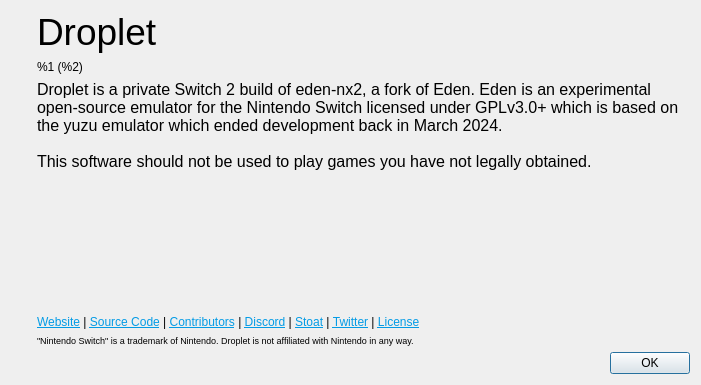
tezzio/droplet-emu, file src/yuzu/aboutdialog.ui: the form before one commit.
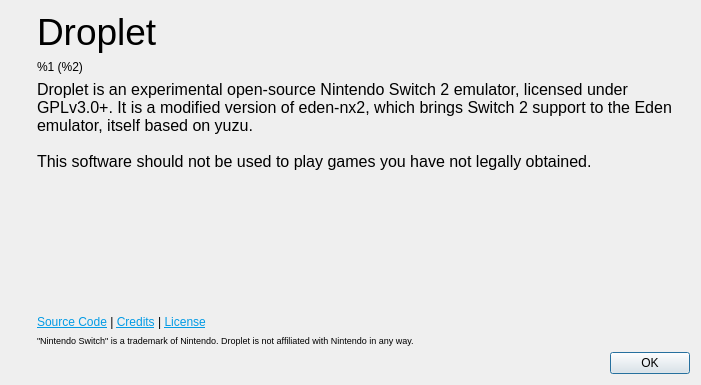
The form after the commit. Icons and pictures are not drawn.

Commit message: Point the app at Droplet instead of Eden; new water-drop logo; build guide in the README

```diff
--- a/src/yuzu/aboutdialog.ui
+++ b/src/yuzu/aboutdialog.ui
@@ -102,7 +102,7 @@
 li.unchecked::marker { content: &quot;\2610&quot;; }
 li.checked::marker { content: &quot;\2612&quot;; }
 &lt;/style&gt;&lt;/head&gt;&lt;body style=&quot; font-family:'Noto Sans'; font-size:9pt; font-weight:400; font-style:normal;&quot;&gt;
-&lt;p style=&quot; margin-top:0px; margin-bottom:0px; margin-left:0px; margin-right:0px; -qt-block-indent:0; text-indent:0px;&quot;&gt;&lt;span style=&quot; font-family:'MS Shell Dlg 2'; font-size:12pt;&quot;&gt;Droplet is a private Switch 2 build of eden-nx2, a fork of Eden. Eden is an experimental open-source emulator for the Nintendo Switch licensed under GPLv3.0+ which is based on the yuzu emulator which ended development back in March 2024. &lt;br /&gt;&lt;br /&gt;This software should not be used to play games you have not legally obtained.&lt;/span&gt;&lt;/p&gt;&lt;/body&gt;&lt;/html&gt;</string>
+&lt;p style=&quot; margin-top:0px; margin-bottom:0px; margin-left:0px; margin-right:0px; -qt-block-indent:0; text-indent:0px;&quot;&gt;&lt;span style=&quot; font-family:'MS Shell Dlg 2'; font-size:12pt;&quot;&gt;Droplet is an experimental open-source Nintendo Switch 2 emulator, licensed under GPLv3.0+. It is a modified version of eden-nx2, which brings Switch 2 support to the Eden emulator, itself based on yuzu. &lt;br /&gt;&lt;br /&gt;This software should not be used to play games you have not legally obtained.&lt;/span&gt;&lt;/p&gt;&lt;/body&gt;&lt;/html&gt;</string>
          </property>
          <property name="alignment">
           <set>Qt::AlignmentFlag::AlignLeading|Qt::AlignmentFlag::AlignLeft|Qt::AlignmentFlag::AlignVCenter</set>
@@ -128,7 +128,7 @@
        <item>
         <widget class="QLabel" name="labelLinks">
          <property name="text">
-          <string>&lt;html&gt;&lt;head/&gt;&lt;body&gt;&lt;p&gt;&lt;a href=&quot;https://eden-emulator.github.io/&quot;&gt;&lt;span style=&quot; text-decoration: underline; color:#039be5;&quot;&gt;Website&lt;/span&gt;&lt;/a&gt; | &lt;a href=&quot;https://git.eden-emu.dev&quot;&gt;&lt;span style=&quot; text-decoration: underline; color:#039be5;&quot;&gt;Source Code&lt;/span&gt;&lt;/a&gt; | &lt;a href=&quot;https://git.eden-emu.dev/eden-emu/eden/activity/contributors&quot;&gt;&lt;span style=&quot; text-decoration: underline; color:#039be5;&quot;&gt;Contributors&lt;/span&gt;&lt;/a&gt; | &lt;a href=&quot;https://discord.gg/HstXbPch7X&quot;&gt;&lt;span style=&quot; text-decoration: underline; color:#039be5;&quot;&gt;Discord&lt;/span&gt;&lt;/a&gt; | &lt;a href=&quot;https://stt.gg/qKgFEAbH&quot;&gt;&lt;span style=&quot; text-decoration: underline; color:#039be5;&quot;&gt;Stoat&lt;/span&gt;&lt;/a&gt; | &lt;a href=&quot;https://nitter.poast.org/edenemuofficial&quot;&gt;&lt;span style=&quot; text-decoration: underline; color:#039be5;&quot;&gt;Twitter&lt;/span&gt;&lt;/a&gt; | &lt;a href=&quot;https://git.eden-emu.dev/eden-emu/eden/src/branch/master/LICENSE.txt&quot;&gt;&lt;span style=&quot; text-decoration: underline; color:#039be5;&quot;&gt;License&lt;/span&gt;&lt;/a&gt;&lt;/p&gt;&lt;/body&gt;&lt;/html&gt;</string>
+          <string>&lt;html&gt;&lt;head/&gt;&lt;body&gt;&lt;p&gt;&lt;a href=&quot;https://gitlab.com/seighttt/droplet&quot;&gt;&lt;span style=&quot; text-decoration: underline; color:#039be5;&quot;&gt;Source Code&lt;/span&gt;&lt;/a&gt; | &lt;a href=&quot;https://gitlab.com/seighttt/droplet/-/blob/main/CREDITS.md&quot;&gt;&lt;span style=&quot; text-decoration: underline; color:#039be5;&quot;&gt;Credits&lt;/span&gt;&lt;/a&gt; | &lt;a href=&quot;https://gitlab.com/seighttt/droplet/-/blob/main/LICENSE.txt&quot;&gt;&lt;span style=&quot; text-decoration: underline; color:#039be5;&quot;&gt;License&lt;/span&gt;&lt;/a&gt;&lt;/p&gt;&lt;/body&gt;&lt;/html&gt;</string>
          </property>
          <property name="openExternalLinks">
           <bool>true</bool>
```
The commit also changes 16 other files.
